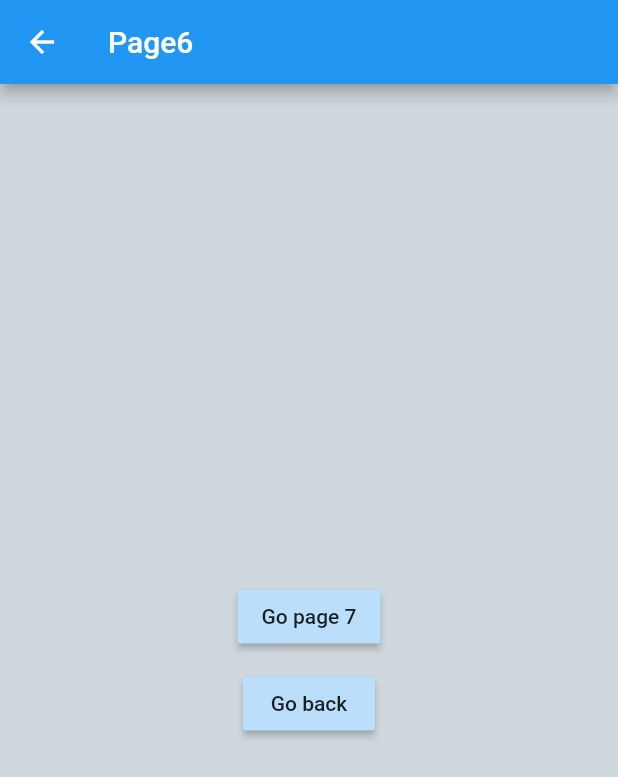
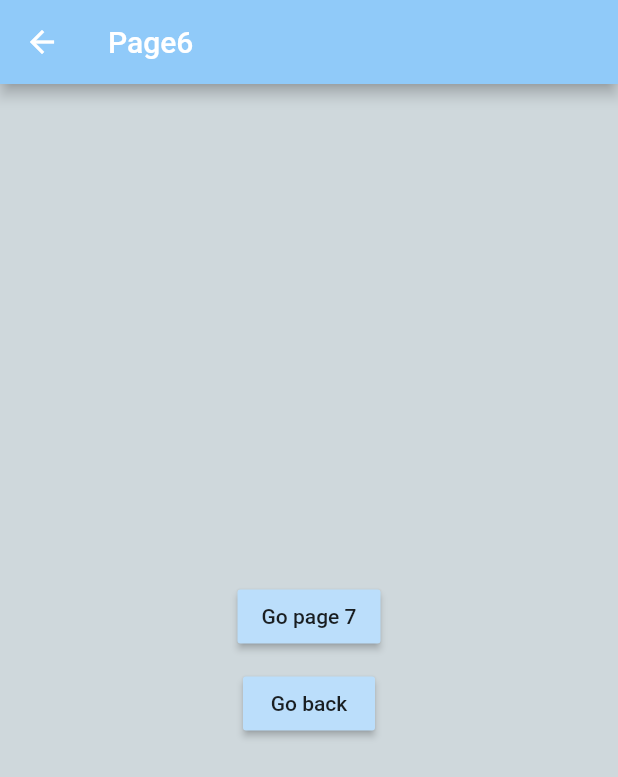
Before and after one commit to Somrat-H/Basis-SEIP, a Flutter app: the Page7 screen opened directly, after a tap on "Go back", after a tap on "Go page 6", on a phone screen of 412 x 824 dp. Shown: the top 777 px of the screen. Run offline on Flutter 3.47's test engine with Material 2 defaults, Android fonts, the phone set to English and light mode, and no system bars; our stand-ins replace google_nav_bar; key blocks and very long unbroken strings in the code were emptied for the run.

Commit message:
Final Commit

```diff
--- a/day12/lib/widgets/page1.dart
+++ b/day12/lib/widgets/page1.dart
@@ -2,7 +2,7 @@ import 'dart:io';
 
 import 'package:day12/widgets/page2.dart';
 import 'package:flutter/material.dart';
-// ignore: must_be_immutable
+
 class Page1 extends StatelessWidget {
    Page1({super.key,});
 
@@ -28,7 +28,7 @@ class Page1 extends StatelessWidget {
             onPressed: (){
               Navigator.of(context).push(MaterialPageRoute(builder: (context)=> Page2(animalName: animalName,)));
             }, child: const Text('Go page 2'),),
-            SizedBox(height: 10,),
+            const SizedBox(height: 10,),
             MaterialButton(
             color: Colors.blue[100],
             onPressed: (){
--- a/day12/lib/widgets/page2.dart
+++ b/day12/lib/widgets/page2.dart
@@ -10,6 +10,7 @@ class Page2 extends StatelessWidget {
     return  Scaffold(
       backgroundColor: Colors.blueGrey[100],
       appBar: AppBar(
+        backgroundColor: Colors.blue[200],
         title: const Text('Page2'),
       ),
         body: Center(
--- a/day12/lib/widgets/page3.dart
+++ b/day12/lib/widgets/page3.dart
@@ -9,6 +9,7 @@ class Page3 extends StatelessWidget {
     return  Scaffold(
       backgroundColor: Colors.blueGrey[100],
       appBar: AppBar(
+        backgroundColor: Colors.blue[200],
         title: const Text('Page3'),
       ),
       body: Center(
@@ -16,7 +17,7 @@ class Page3 extends StatelessWidget {
           mainAxisAlignment: MainAxisAlignment.center,
           children: [
             Text(animalName![2]),
-            SizedBox(height: 10,),
+            const SizedBox(height: 10,),
           MaterialButton(
             color: Colors.blue[100],
             onPressed: (){
--- a/day12/lib/widgets/page4.dart
+++ b/day12/lib/widgets/page4.dart
@@ -10,6 +10,7 @@ class Page4 extends StatelessWidget {
       backgroundColor: Colors.blueGrey[100],
       appBar: AppBar(
         title: const Text('Page4'),
+        backgroundColor: Colors.blue[200],
       ),
       body: Center(
         child: Column(
--- a/day12/lib/widgets/page5.dart
+++ b/day12/lib/widgets/page5.dart
@@ -11,6 +11,7 @@ class Page5 extends StatelessWidget {
       backgroundColor: Colors.blueGrey[100],
       appBar: AppBar(
         title: const Text('Page5'),
+        backgroundColor: Colors.blue[200],
       ),
       body: Center(
         child: Column(
--- a/day12/lib/widgets/page6.dart
+++ b/day12/lib/widgets/page6.dart
@@ -8,6 +8,7 @@ class Page6 extends StatelessWidget {
     return Scaffold(
       backgroundColor: Colors.blueGrey[100],
       appBar: AppBar(
+        backgroundColor: Colors.blue[200],
         title: const Text('Page6'),
       ),
       body: Center(
--- a/day12/lib/widgets/page7.dart
+++ b/day12/lib/widgets/page7.dart
@@ -9,8 +9,8 @@ class Page7 extends StatelessWidget {
     return  Scaffold(
       backgroundColor: Colors.blueGrey[100],
       appBar: AppBar(
-        // ignore: prefer_const_constructors
-        title: Text('Page7'),
+       backgroundColor: Colors.blue[200],
+        title: const Text('Page7'),
       ),
        body: Center(
         child: Column(
```
